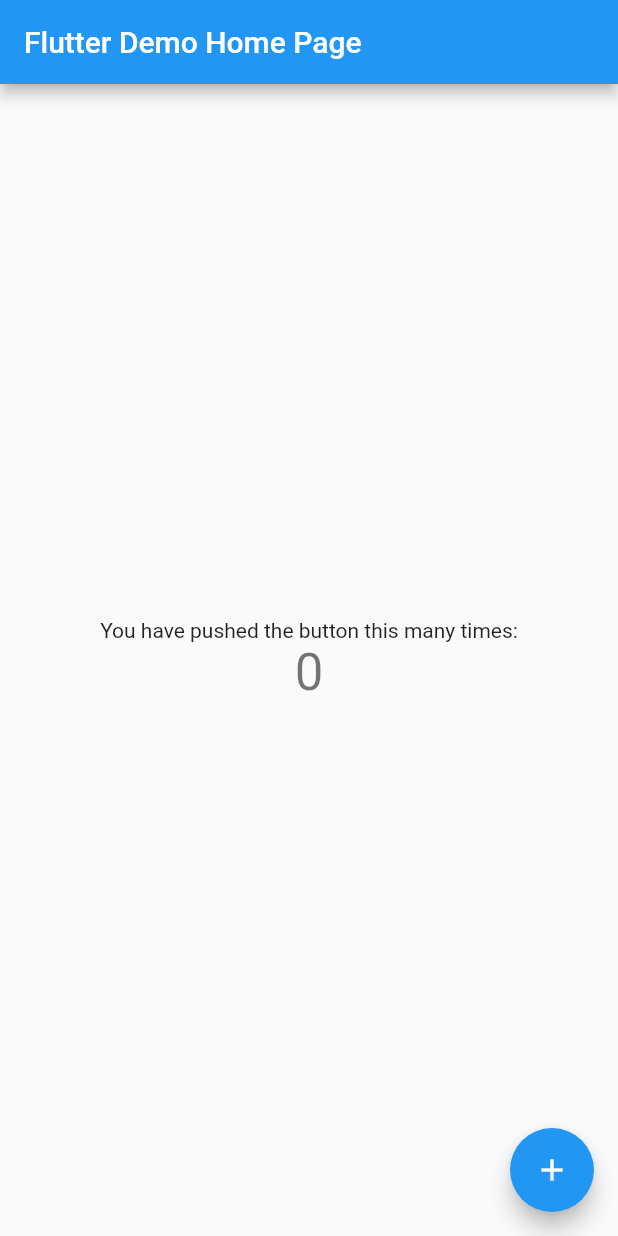
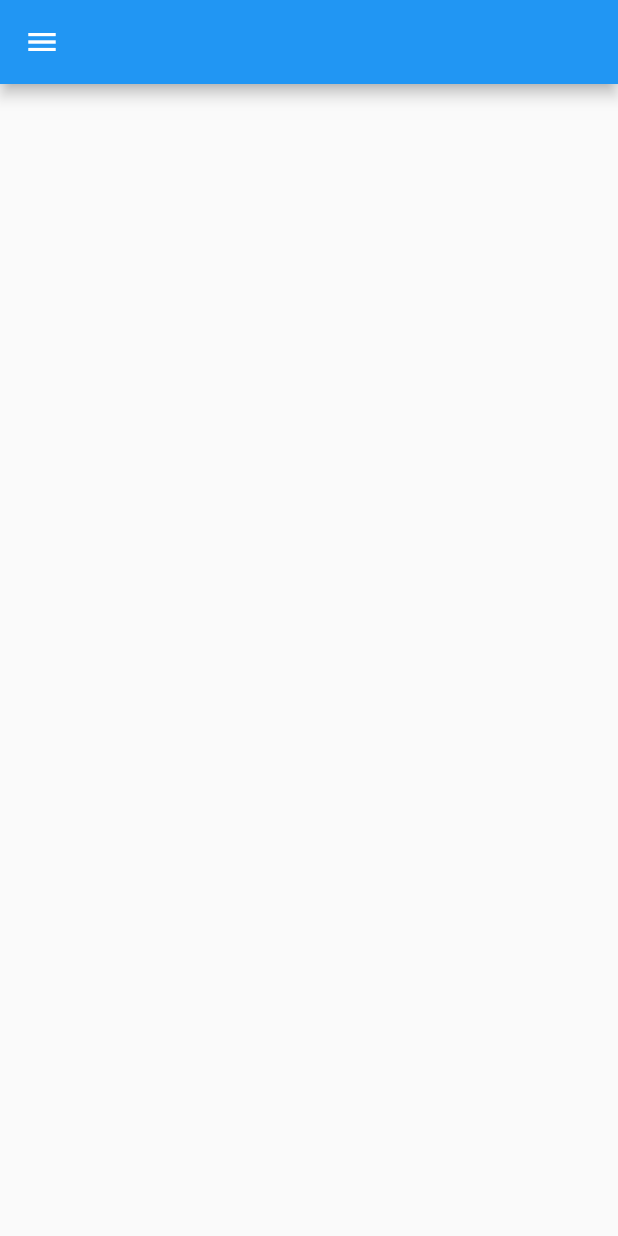
Before and after one commit to MrEmperawr/boardgame-app-flutter, a Flutter app: the screen it shows after launch, on a phone screen of 412 x 824 dp. Run offline on Flutter 3.47's test engine with Material 2 defaults, Android fonts, the phone set to English and light mode, and no system bars; our stand-ins replace bloc, freezed_annotation.

Commit message:
add new home page

```diff
--- a/lib/main.dart
+++ b/lib/main.dart
@@ -1,3 +1,4 @@
+import 'package:boardgame_app_flutter/pages/home/home_page.dart';
 import 'package:flutter/material.dart';
 
 void main() {
@@ -24,92 +25,7 @@
         // is not restarted.
         primarySwatch: Colors.blue,
       ),
-      home: const MyHomePage(title: 'Flutter Demo Home Page'),
+      home: const HomePage(),
     );
   }
 }
-
-class MyHomePage extends StatefulWidget {
-  const MyHomePage({super.key, required this.title});
-
-  // This widget is the home page of your application. It is stateful, meaning
-  // that it has a State object (defined below) that contains fields that affect
-  // how it looks.
-
-  // This class is the configuration for the state. It holds the values (in this
-  // case the title) provided by the parent (in this case the App widget) and
-  // used by the build method of the State. Fields in a Widget subclass are
-  // always marked "final".
-
-  final String title;
-
-  @override
-  State<MyHomePage> createState() => _MyHomePageState();
-}
-
-class _MyHomePageState extends State<MyHomePage> {
-  int _counter = 0;
-
-  void _incrementCounter() {
-    setState(() {
-      // This call to setState tells the Flutter framework that something has
-      // changed in this State, which causes it to rerun the build method below
-      // so that the display can reflect the updated values. If we changed
-      // _counter without calling setState(), then the build method would not be
-      // called again, and so nothing would appear to happen.
-      _counter++;
-    });
-  }
-
-  @override
-  Widget build(BuildContext context) {
-    // This method is rerun every time setState is called, for instance as done
-    // by the _incrementCounter method above.
-    //
-    // The Flutter framework has been optimized to make rerunning build methods
-    // fast, so that you can just rebuild anything that needs updating rather
-    // than having to individually change instances of widgets.
-    return Scaffold(
-      appBar: AppBar(
-        // Here we take the value from the MyHomePage object that was created by
-        // the App.build method, and use it to set our appbar title.
-        title: Text(widget.title),
-      ),
-      body: Center(
-        // Center is a layout widget. It takes a single child and positions it
-        // in the middle of the parent.
-        child: Column(
-          // Column is also a layout widget. It takes a list of children and
-          // arranges them vertically. By default, it sizes itself to fit its
-          // children horizontally, and tries to be as tall as its parent.
-          //
-          // Invoke "debug painting" (press "p" in the console, choose the
-          // "Toggle Debug Paint" action from the Flutter Inspector in Android
-          // Studio, or the "Toggle Debug Paint" command in Visual Studio Code)
-          // to see the wireframe for each widget.
-          //
-          // Column has various properties to control how it sizes itself and
-          // how it positions its children. Here we use mainAxisAlignment to
-          // center the children vertically; the main axis here is the vertical
-          // axis because Columns are vertical (the cross axis would be
-          // horizontal).
-          mainAxisAlignment: MainAxisAlignment.center,
-          children: <Widget>[
-            const Text(
-              'You have pushed the button this many times:',
-            ),
-            Text(
-              '$_counter',
-              style: Theme.of(context).textTheme.headlineMedium,
-            ),
-          ],
-        ),
-      ),
-      floatingActionButton: FloatingActionButton(
-        onPressed: _incrementCounter,
-        tooltip: 'Increment',
-        child: const Icon(Icons.add),
-      ), // This trailing comma makes auto-formatting nicer for build methods.
-    );
-  }
-}
--- a/lib/pages/home/home_page.dart
+++ b/lib/pages/home/home_page.dart
@@ -0,0 +1,14 @@
+import 'package:flutter/material.dart';
+
+class HomePage extends StatelessWidget {
+  const HomePage({super.key});
+
+  @override
+  Widget build(BuildContext context) {
+    return Scaffold(
+      appBar: AppBar(),
+      drawer: Drawer(),
+      body: Column(),
+    );
+  }
+}
```
